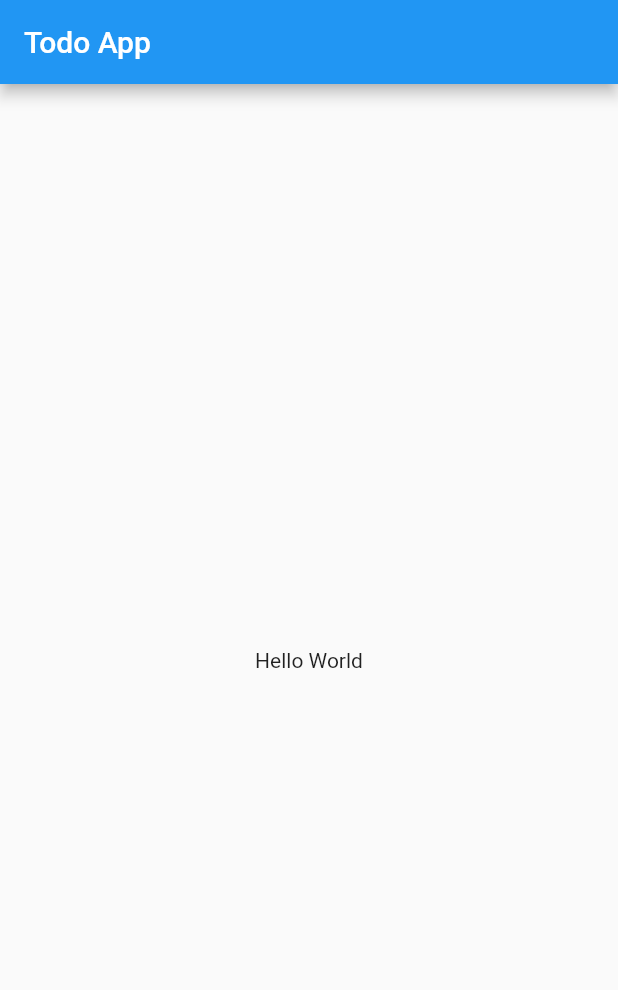
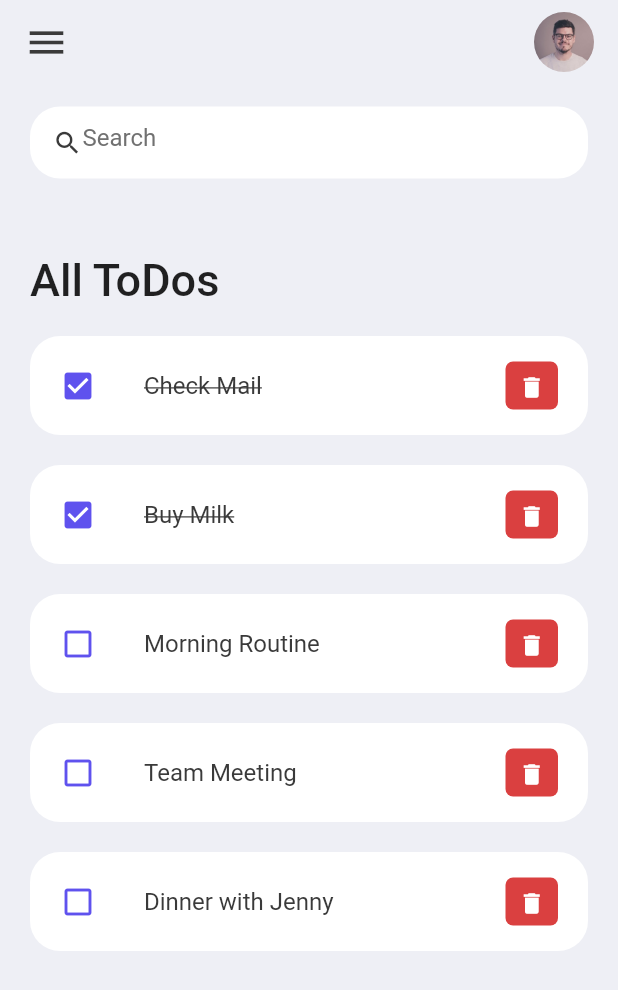
Before and after one commit to nsy13/flutter_todo_tutorial, a Flutter app: the screen it shows after launch, on a phone screen of 412 x 824 dp. Shown: the top 990 px of the screen. Run offline on Flutter 3.47's test engine with Material 2 defaults, Android fonts, the phone set to English and light mode, and no system bars.

Commit message:
create ui and dummy data

```diff
--- /dev/null
+++ b/lib/constants/colors.dart
@@ -0,0 +1,9 @@
+import 'package:flutter/material.dart';
+
+const Color tdRed = Color(0xFFDA4040);
+const Color tdBlue = Color(0xFF5F52EE);
+
+const Color tdBlack = Color(0xFF3A3A3A);
+const Color tdGrey = Color(0xFF717171);
+
+const Color tdBGColor = Color(0xFFEEEFF5);
--- a/lib/main.dart
+++ b/lib/main.dart
@@ -1,4 +1,5 @@
 import 'package:flutter/material.dart';
+import 'package:flutter/services.dart';
 import './screens/home.dart';
 
 void main() {
@@ -11,7 +12,13 @@ class MyApp extends StatelessWidget {
   // This widget is the root of your application.
   @override
   Widget build(BuildContext context) {
+    SystemChrome.setSystemUIOverlayStyle(
+      const SystemUiOverlayStyle(
+        statusBarColor: Colors.transparent,
+      ),
+    );
     return MaterialApp(
+      debugShowCheckedModeBanner: false,
       title: 'Todo App',
       home: Home(),
     );
--- /dev/null
+++ b/lib/model/todo.dart
@@ -0,0 +1,21 @@
+class Todo {
+  String? id;
+  String? todoText;
+  bool isDone;
+
+  Todo({
+    required this.id,
+    required this.todoText,
+    this.isDone = false,
+  });
+
+  static List<Todo> todoList() {
+    return [
+      Todo(id: '01', todoText: 'Check Mail', isDone: true),
+      Todo(id: '02', todoText: 'Buy Milk', isDone: true),
+      Todo(id: '03', todoText: 'Morning Routine',),
+      Todo(id: '04', todoText: 'Team Meeting',),
+      Todo(id: '05', todoText: 'Dinner with Jenny',),
+    ];
+  }
+}
--- a/lib/screens/home.dart
+++ b/lib/screens/home.dart
@@ -1,16 +1,94 @@
 import 'package:flutter/material.dart';
+import '../constants/colors.dart';
+import '../widgets/todo_item.dart';
+import '../model/todo.dart';
 
 class Home extends StatelessWidget {
-  const Home({Key? key}) : super(key: key);
+  Home({Key? key}) : super(key: key);
+
+  final todoList = Todo.todoList();
 
   @override
   Widget build(BuildContext context) {
     return Scaffold(
-      appBar: AppBar(
-        title: const Text('Todo App'),
+      backgroundColor: tdBGColor,
+      appBar: _buildAppBar(),
+      body: Container(
+        padding: EdgeInsets.symmetric(horizontal: 20, vertical: 15),
+        child: Column(
+          children: [
+            searchBox(),
+            Expanded(
+              child: ListView(
+                children: [
+                  Container(
+                    margin: const EdgeInsets.only(
+                        top: 50,
+                        bottom: 20
+                    ),
+                    child: const Text(
+                      'All ToDos',
+                      style: TextStyle(
+                        fontSize: 30,
+                        fontWeight: FontWeight.w500,
+                      ),
+                    ),
+                  ),
+                for ( Todo todo in todoList)
+                  TodoItem(todo: todo)
+                ]
+              )
+            )
+          ]
+        )
       ),
-      body: const Center(
-        child: Text('Hello World'),
+    );
+  }
+
+  Container searchBox() {
+    return Container(
+            padding: EdgeInsets.symmetric(horizontal: 15),
+            decoration: BoxDecoration(
+              color: Colors.white,
+              borderRadius: BorderRadius.circular(20),
+            ),
+            child: const TextField(
+              decoration: InputDecoration(
+                contentPadding: EdgeInsets.all(0),
+                prefixIcon: Icon(
+                  Icons.search, color: tdBlack, size: 20
+                ),
+                prefixIconConstraints: BoxConstraints(
+                  minWidth: 20,
+                  minHeight: 25,
+                ),
+                border: InputBorder.none,
+                hintText: 'Search',
+                hintStyle: TextStyle(
+                  color: tdGrey
+                ),
+              ),
+            ),
+          );
+  }
+
+  AppBar _buildAppBar() {
+    return AppBar(
+      backgroundColor: tdBGColor,
+      elevation: 0,
+      title: Row(
+        mainAxisAlignment: MainAxisAlignment.spaceBetween,
+        children: [
+          Icon(Icons.menu, color: tdBlack, size: 30),
+          Container(
+            height: 40,
+            width: 40,
+            child: ClipRRect(
+              borderRadius: BorderRadius.circular(20),
+                child: Image.asset('assets/images/avatar.jpeg')
+            ),
+          )
+        ],
       ),
     );
   }
--- /dev/null
+++ b/lib/widgets/todo_item.dart
@@ -0,0 +1,55 @@
+import 'package:flutter/material.dart';
+import '../constants/colors.dart';
+import '../model/todo.dart';
+
+class TodoItem extends StatelessWidget {
+  final Todo todo;
+  const TodoItem({Key? key, required this.todo}) : super(key: key);
+
+  @override
+  Widget build(BuildContext context) {
+    return Container(
+      margin: const EdgeInsets.only(bottom: 20),
+      child: ListTile(
+        onTap: () {
+          print('Clicked on Todo item');
+        },
+        shape: RoundedRectangleBorder(
+          borderRadius: BorderRadius.circular(20),
+        ),
+        contentPadding: EdgeInsets.symmetric(horizontal: 20, vertical: 5),
+        tileColor: Colors.white,
+        leading: Icon(
+          todo.isDone ? Icons.check_box : Icons.check_box_outline_blank,
+          color: tdBlue,
+        ),
+        title: Text(
+          todo.todoText!,
+          style: TextStyle(
+            color: tdBlack,
+            fontSize: 16,
+            decoration: todo.isDone ? TextDecoration.lineThrough : null
+          )
+        ),
+        trailing: Container(
+          padding: EdgeInsets.all(0),
+          margin: EdgeInsets.symmetric(vertical: 12),
+          height: 35,
+          width: 35,
+          decoration: BoxDecoration(
+            color: tdRed,
+            borderRadius: BorderRadius.circular(5),
+          ),
+          child: IconButton(
+            color: Colors.white,
+            iconSize: 18,
+            icon: Icon(Icons.delete),
+            onPressed: () {
+              print('Clicked on delete button');
+            },
+          )
+        ),
+      )
+    );
+  }
+}
--- a/pubspec.yaml
+++ b/pubspec.yaml
@@ -59,7 +59,8 @@ flutter:
   uses-material-design: true
 
   # To add assets to your application, add an assets section, like this:
-  # assets:
+  assets:
+    - assets/images/
   #   - images/a_dot_burr.jpeg
   #   - images/a_dot_ham.jpeg
 
```
Also changed, not shown: assets/images/avatar.jpeg (added).
